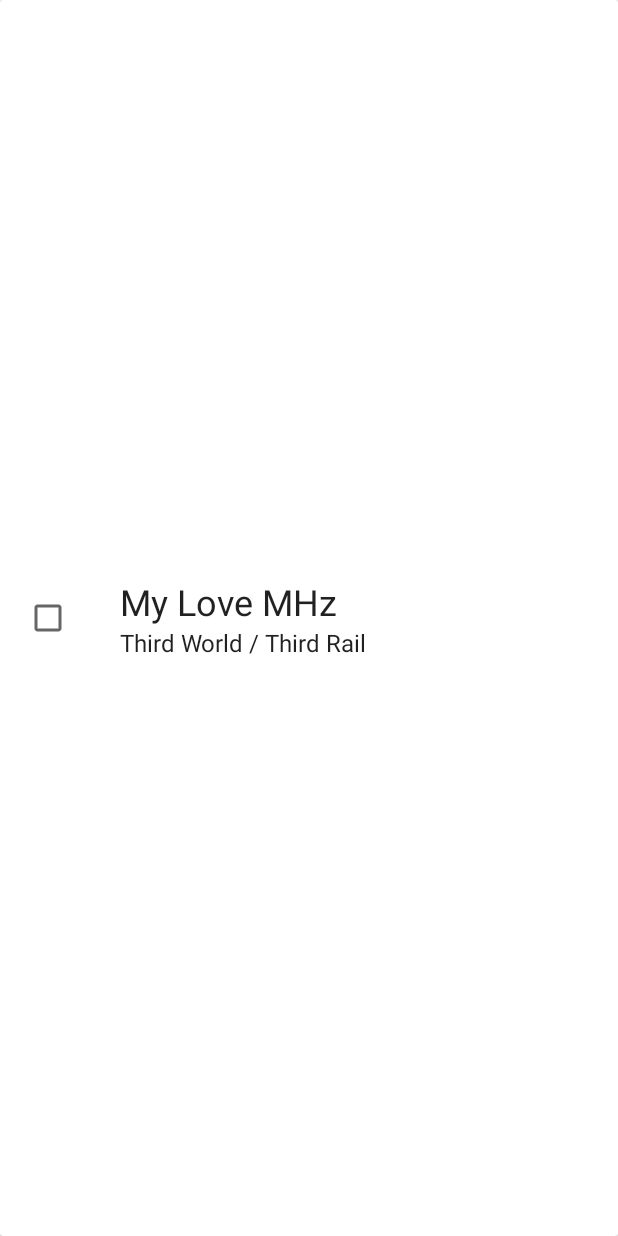
After one commit to allanpichardo/Floordoor-Records-Android, an Android app: the layout item_download.xml on its own in the app's theme, with its tools: preview values and no code run, on a phone screen of 412 x 824 dp. The commit adds this screen. Run offline under Robolectric (Android 15) with nearby library versions, the phone set to English and light mode, and no system bars.

Commit message:
need to create and test adapter for download list

```diff
--- /dev/null
+++ b/app/src/main/res/layout/item_download.xml
@@ -0,0 +1,54 @@
+<?xml version="1.0" encoding="utf-8"?>
+<android.support.v7.widget.CardView xmlns:android="http://schemas.android.com/apk/res/android"
+    android:layout_width="match_parent"
+    android:layout_height="match_parent"
+    xmlns:tools="http://schemas.android.com/tools">
+    <RelativeLayout
+        android:layout_width="match_parent"
+        android:layout_height="match_parent">
+        <CheckBox
+            android:id="@+id/checkBox"
+            android:layout_centerVertical="true"
+            android:layout_alignParentLeft="true"
+            android:layout_alignParentStart="true"
+            android:layout_margin="@dimen/margin_default"
+            android:layout_width="wrap_content"
+            android:layout_height="wrap_content" />
+        <ImageView
+            android:id="@+id/albumImage"
+            android:layout_alignParentRight="true"
+            android:layout_alignParentEnd="true"
+            android:layout_centerVertical="true"
+            android:layout_width="100dp"
+            android:layout_height="100dp"
+            android:adjustViewBounds="true"
+            android:scaleType="centerCrop"
+            android:layout_margin="@dimen/margin_default" />
+        <LinearLayout
+            android:id="@+id/detailLayout"
+            android:layout_toRightOf="@id/checkBox"
+            android:layout_toEndOf="@+id/checkBox"
+            android:layout_toLeftOf="@+id/albumImage"
+            android:layout_toStartOf="@+id/albumImage"
+            android:orientation="vertical"
+            android:gravity="center_vertical"
+            android:layout_width="wrap_content"
+            android:layout_height="match_parent"
+            android:layout_margin="@dimen/margin_default">
+            <TextView
+                android:id="@+id/artistText"
+                android:textAppearance="@style/TextAppearance.AppCompat.Headline"
+                tools:text="My Love MHz"
+                android:ellipsize="end"
+                android:layout_width="wrap_content"
+                android:layout_height="wrap_content" />
+            <TextView
+                android:id="@+id/titleText"
+                android:textAppearance="@style/TextAppearance.AppCompat.Subhead"
+                tools:text="Third World / Third Rail"
+                android:ellipsize="end"
+                android:layout_width="wrap_content"
+                android:layout_height="wrap_content" />
+        </LinearLayout>
+    </RelativeLayout>
+</android.support.v7.widget.CardView>
```
Also changed, not shown: app/src/main/java/com/mylovemhz/floordoorrecords/DetailActivity.java (+15 -2 lines), app/src/main/java/com/mylovemhz/floordoorrecords/MainActivity.java (+31 -3 lines).
